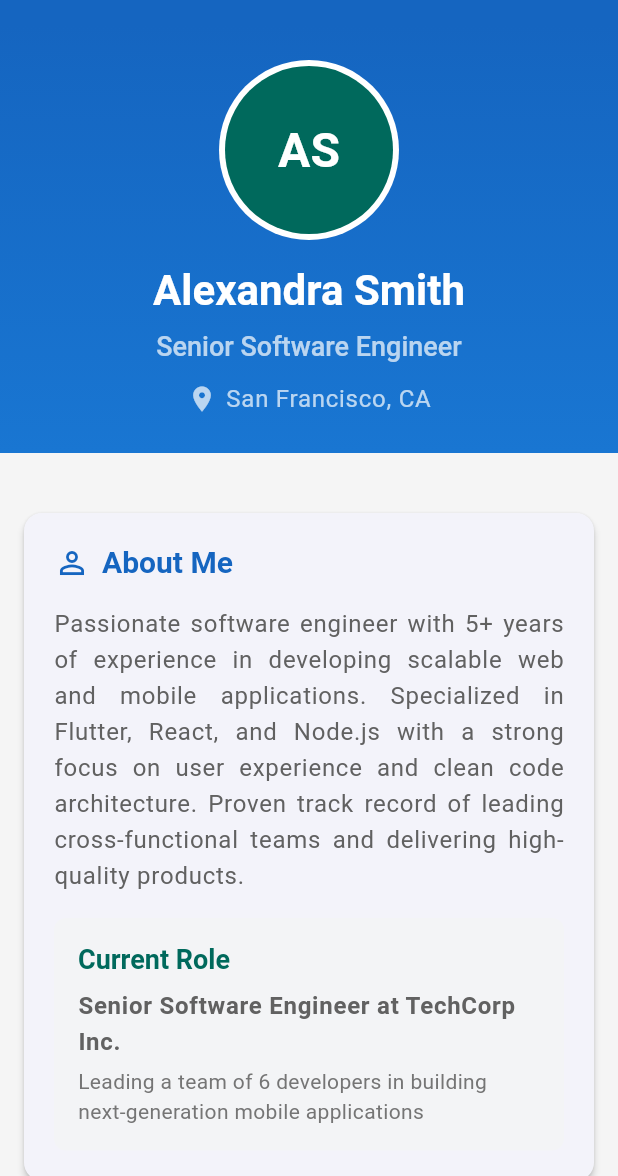
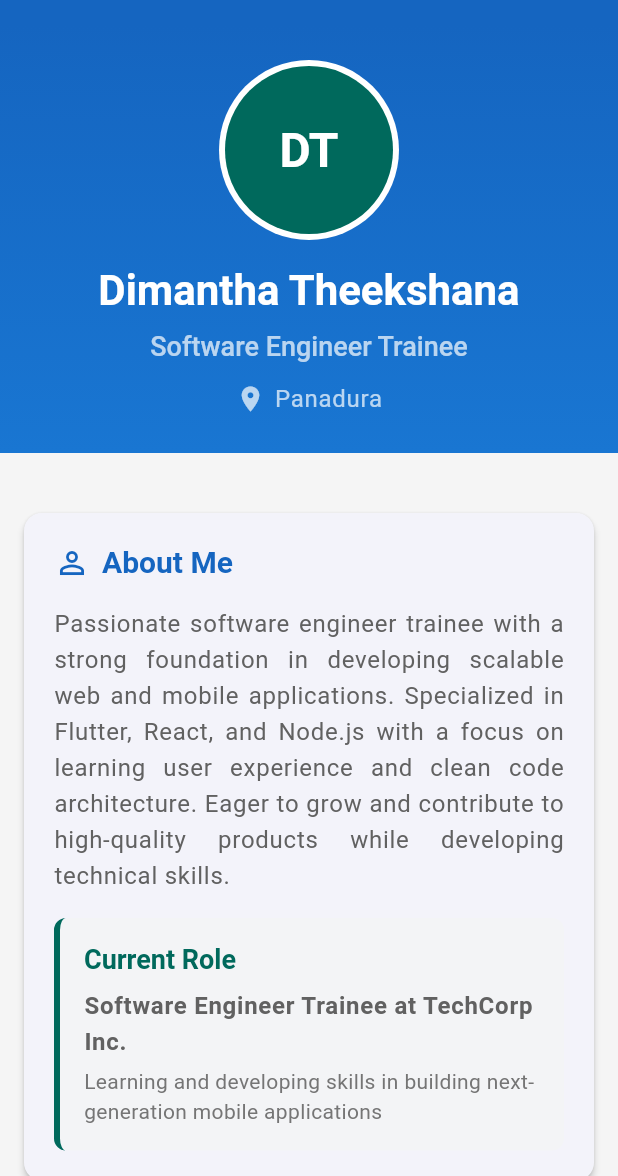
Before and after one commit to dimantha2004/Professional-UI-by-flutter, a Flutter app: the screen it shows after launch, on a phone screen of 412 x 824 dp, the part 60-1236 px from its top. Run offline on Flutter 3.47's test engine with Material 3 defaults, Android fonts, the light colour scheme and no system bars.

Commit message:
UI changed

```diff
--- a/lib/main.dart
+++ b/lib/main.dart
@@ -54,7 +54,7 @@ class ProfessionalProfileApp extends StatelessWidget {
         ),
 
         // Card theme for consistent elevation and styling
-        cardTheme: CardTheme(
+        cardTheme: CardThemeData(
           elevation: 2,
           shape: RoundedRectangleBorder(
             borderRadius: BorderRadius.circular(12),
--- a/lib/widgets/about_section.dart
+++ b/lib/widgets/about_section.dart
@@ -35,9 +35,9 @@ class AboutSection extends StatelessWidget {
 
               // Professional summary
               Text(
-                'Passionate software engineer with 5+ years of experience in developing scalable web and mobile applications. '
-                'Specialized in Flutter, React, and Node.js with a strong focus on user experience and clean code architecture. '
-                'Proven track record of leading cross-functional teams and delivering high-quality products.',
+                'Passionate software engineer trainee with a strong foundation in developing scalable web and mobile applications. '
+                'Specialized in Flutter, React, and Node.js with a focus on learning user experience and clean code architecture. '
+                'Eager to grow and contribute to high-quality products while developing technical skills.',
                 style: Theme.of(context).textTheme.bodyLarge,
                 textAlign: TextAlign.justify,
               ),
@@ -50,9 +50,11 @@ class AboutSection extends StatelessWidget {
                 decoration: BoxDecoration(
                   color: const Color(0xFFF3F4F6),
                   borderRadius: BorderRadius.circular(8),
-                  border: Border.left(
-                    width: 4,
-                    color: const Color(0xFF00695C), // Teal accent
+                  border: const Border(
+                    left: BorderSide(
+                      width: 4,
+                      color: Color(0xFF00695C), // Teal accent
+                    ),
                   ),
                 ),
                 child: Column(
@@ -67,14 +69,14 @@ class AboutSection extends StatelessWidget {
                     ),
                     const SizedBox(height: 8),
                     Text(
-                      'Senior Software Engineer at TechCorp Inc.',
+                      'Software Engineer Trainee at TechCorp Inc.',
                       style: Theme.of(context).textTheme.bodyLarge?.copyWith(
                         fontWeight: FontWeight.w600,
                       ),
                     ),
                     const SizedBox(height: 4),
                     Text(
-                      'Leading a team of 6 developers in building next-generation mobile applications',
+                      'Learning and developing skills in building next-generation mobile applications',
                       style: Theme.of(context).textTheme.bodyMedium,
                     ),
                   ],
--- a/lib/widgets/header_section.dart
+++ b/lib/widgets/header_section.dart
@@ -33,7 +33,7 @@ class HeaderSection extends StatelessWidget {
                   radius: 56,
                   backgroundColor: const Color(0xFF00695C), // Teal accent
                   child: Text(
-                    'AS', // Initials as placeholder
+                    'DT', // Initials for Dimantha Theekshana
                     style: TextStyle(
                       fontSize: 32,
                       fontWeight: FontWeight.bold,
@@ -48,7 +48,7 @@ class HeaderSection extends StatelessWidget {
 
             // Full name
             Text(
-              'Alexandra Smith',
+              'Dimantha Theekshana',
               style: Theme.of(context).textTheme.headlineLarge?.copyWith(
                 color: Colors.white,
                 fontSize: 28,
@@ -60,7 +60,7 @@ class HeaderSection extends StatelessWidget {
 
             // Professional title
             Text(
-              'Senior Software Engineer',
+              'Software Engineer Trainee',
               style: Theme.of(context).textTheme.titleLarge?.copyWith(
                 color: Colors.white70,
                 fontSize: 18,
@@ -82,7 +82,7 @@ class HeaderSection extends StatelessWidget {
                 ),
                 const SizedBox(width: 6),
                 Text(
-                  'San Francisco, CA',
+                  'Panadura',
                   style: Theme.of(context).textTheme.bodyLarge?.copyWith(
                     color: Colors.white70,
                     fontSize: 16,
```
Also changed, not shown: pubspec.yaml (+0 -10 lines).
